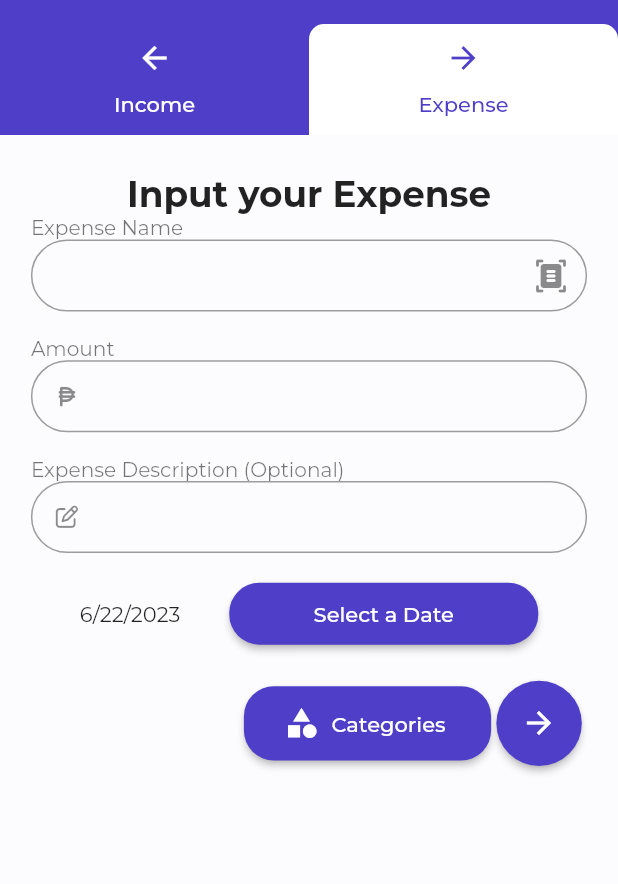
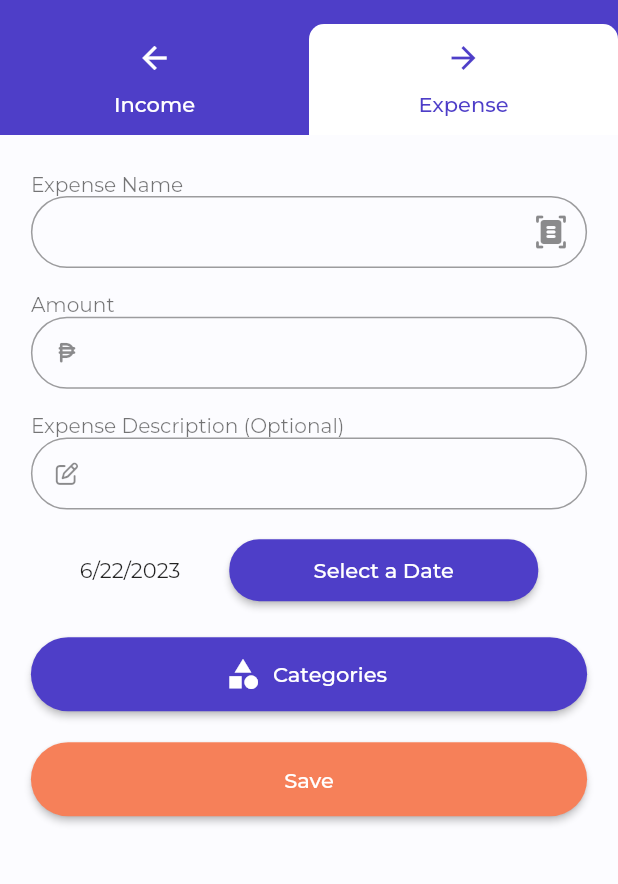
Before and after one commit to zafajardo9/BudgetBud, a Flutter app: the TransactionPage screen opened directly, tab 2 chosen, on a phone screen of 412 x 824 dp, the part 60-944 px from its top. Run offline on Flutter 3.47's test engine with Material 2 defaults, Android fonts, the phone set to English and light mode, and no system bars; drawn by our look-alikes of upgrader; our stand-ins replace auto_size_text, awesome_notifications, awesome_snackbar_content, camera, cloud_firestore, connectivity_plus and 25 more; missing offline and left inert: dart:ffi, google_mlkit_text_recognition; accounts and stored records are empty; project files that could hold a hidden picture were left out.

```diff
--- a/lib/MLKit/TextRecognition/camera_screen.dart
+++ b/lib/MLKit/TextRecognition/camera_screen.dart
@@ -80,7 +80,7 @@ class _CameraScreenState extends State<CameraScreen> {
     return Scaffold(
       backgroundColor: AppColors.mainColorOne,
       appBar: AppBar(
-        title: Text('Receipt Scanner v 1'),
+        title: Text('Receipt Scanner v 0.2'),
         elevation: 0,
       ),
       body: _controller.value.isInitialized
--- a/lib/pages/category_page/category_list/category_lists.dart
+++ b/lib/pages/category_page/category_list/category_lists.dart
@@ -1,38 +1,70 @@
 final List<String> incomeCategories = [
-  'Employment Income',
-  'Self-Employment Income',
-  'Rental Income',
+  'Full-time Job',
+  'Side hustle',
+  'Internship',
+  'Allowance',
+  'Scholarship Grants',
+  'Freelance/Commission',
+  'Cash gifts',
   'Investment Income',
-  'Retirement Income',
-  'Social Security Income',
-  'Royalties',
-  'Commission Income',
-  'Bonus Income',
-  'Alimony/Child Support',
-  'Lottery/Gambling Winnings',
-  'Capital Gains',
-  'Rental Property Income',
-  'Dividend Income',
-  'Annuity Payments',
+  'Lottery/gambling wins',
+  'Borrowed/ Money',
 ];
 
 final List<String> expenseCategories = [
-  'Housing Expenses',
+  'Rent/Mortgage',
   'Utilities',
-  'Transportation Expenses',
-  'Food and Groceries',
-  'Health and Medical Expenses',
-  'Debt Payments',
+  'Transportation',
+  'Groceries/Food',
+  'Food Deliveries',
+  'Entertainment',
+  'Education',
   'Personal Care',
-  'Education Expenses',
-  'Entertainment',
-  'Clothing and Accessories',
-  'Insurance Premiums',
-  'Savings and Investments',
-  'Charitable Donations',
-  'Travel Expenses',
-  'Home Maintenance',
+  'Health and Wellness',
+  'Shopping/Clothing',
+  'Technology',
+  'Debt Payment',
+  'Savings/Investment',
+  'Charity/Donations',
+  'Insurance',
+  'Car expense',
 ];
+
+// final List<String> incomeCategories = [
+//   'Employment Income',
+//   'Self-Employment Income',
+//   'Rental Income',
+//   'Investment Income',
+//   'Retirement Income',
+//   'Social Security Income',
+//   'Royalties',
+//   'Commission Income',
+//   'Bonus Income',
+//   'Alimony/Child Support',
+//   'Lottery/Gambling Winnings',
+//   'Capital Gains',
+//   'Rental Property Income',
+//   'Dividend Income',
+//   'Annuity Payments',
+// ];
+
+// final List<String> expenseCategories = [
+//   'Housing Expenses',
+//   'Utilities',
+//   'Transportation Expenses',
+//   'Food and Groceries',
+//   'Health and Medical Expenses',
+//   'Debt Payments',
+//   'Personal Care',
+//   'Education Expenses',
+//   'Entertainment',
+//   'Clothing and Accessories',
+//   'Insurance Premiums',
+//   'Savings and Investments',
+//   'Charitable Donations',
+//   'Travel Expenses',
+//   'Home Maintenance',
+// ];
 
 final List<Map<String, String>> incomeCategoriesWithDescrip = [
   {
--- a/lib/pages/transaction_page/tabs/expense_tab.dart
+++ b/lib/pages/transaction_page/tabs/expense_tab.dart
@@ -231,10 +231,6 @@ class _ExpenseTabState extends State<ExpenseTab> {
             color: AppColors.mainColorTwo,
           ),
           addVerticalSpace(3),
-          Text(
-            'Input your Expense',
-            style: ThemeText.subHeader1Bold,
-          ),
           Form(
             child: SizedBox(
               width: Adaptive.w(90),
@@ -255,7 +251,7 @@ class _ExpenseTabState extends State<ExpenseTab> {
                           contentPadding: EdgeInsets.symmetric(
                               vertical: 1.w, horizontal: 4.h),
                           border: OutlineInputBorder(
-                            borderRadius: BorderRadius.circular(30),
+                            borderRadius: BorderRadius.circular(25),
                             borderSide: BorderSide(
                               color: Colors.grey.shade400,
                               width: 2,
@@ -290,7 +286,7 @@ class _ExpenseTabState extends State<ExpenseTab> {
                             size: 15,
                           ),
                           border: OutlineInputBorder(
-                            borderRadius: BorderRadius.circular(30),
+                            borderRadius: BorderRadius.circular(25),
                             borderSide: BorderSide(
                               color: Colors.grey.shade400,
                               width: 2,
@@ -365,36 +361,32 @@ class _ExpenseTabState extends State<ExpenseTab> {
                     ],
                   ),
                   addVerticalSpace(2.5),
-                  Row(
-                    mainAxisAlignment: MainAxisAlignment.end,
+                  Column(
                     children: [
                       ElevatedButton.icon(
                         onPressed: onTextFieldTap,
                         style: ElevatedButton.styleFrom(
                           shape: RoundedRectangleBorder(
                             borderRadius:
-                                BorderRadius.circular(20), // Rounded corners
+                                BorderRadius.circular(25), // Rounded corners
                           ),
-                          minimumSize: Size(40.w, 6.h),
+                          minimumSize: Size(100.w, 6.h),
                         ),
                         icon: Icon(Icons.category), // Button icon
                         label: Text('Categories'), // Button label
                       ),
+                      addVerticalSpace(2.5),
                       ElevatedButton(
-                        style: ButtonStyle(
-                          shape: MaterialStateProperty.all(CircleBorder()),
-                          padding: MaterialStateProperty.all(
-                              EdgeInsets.all(2.h)), // <-- Button color
-                          overlayColor:
-                              MaterialStateProperty.resolveWith<Color?>(
-                                  (states) {
-                            if (states.contains(MaterialState.pressed)) {
-                              return AppColors.mainColorTwo; // <-- Splash color
-                            }
-                          }),
+                        style: ElevatedButton.styleFrom(
+                          backgroundColor: AppColors.mainColorFour,
+                          shape: RoundedRectangleBorder(
+                            borderRadius:
+                                BorderRadius.circular(25), // Rounded corners
+                          ),
+                          minimumSize: Size(100.w, 6.h),
                         ),
                         onPressed: saveExpense,
-                        child: Icon(Icons.arrow_forward),
+                        child: Text('Save'),
                       ),
                     ],
                   )
```
Also changed, not shown: lib/MLKit/TextRecognition/detail_screen.dart (+19 -62 lines), lib/pages/transaction_page/tabs/income_tab.dart (+18 -23 lines), 1 other file.
